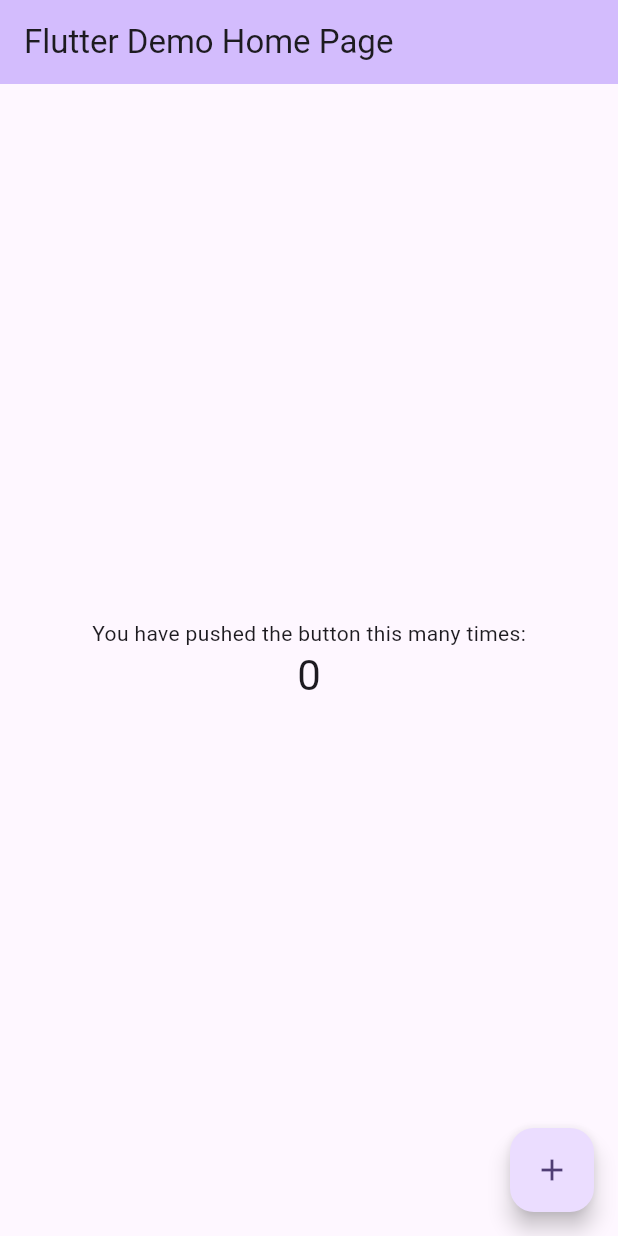
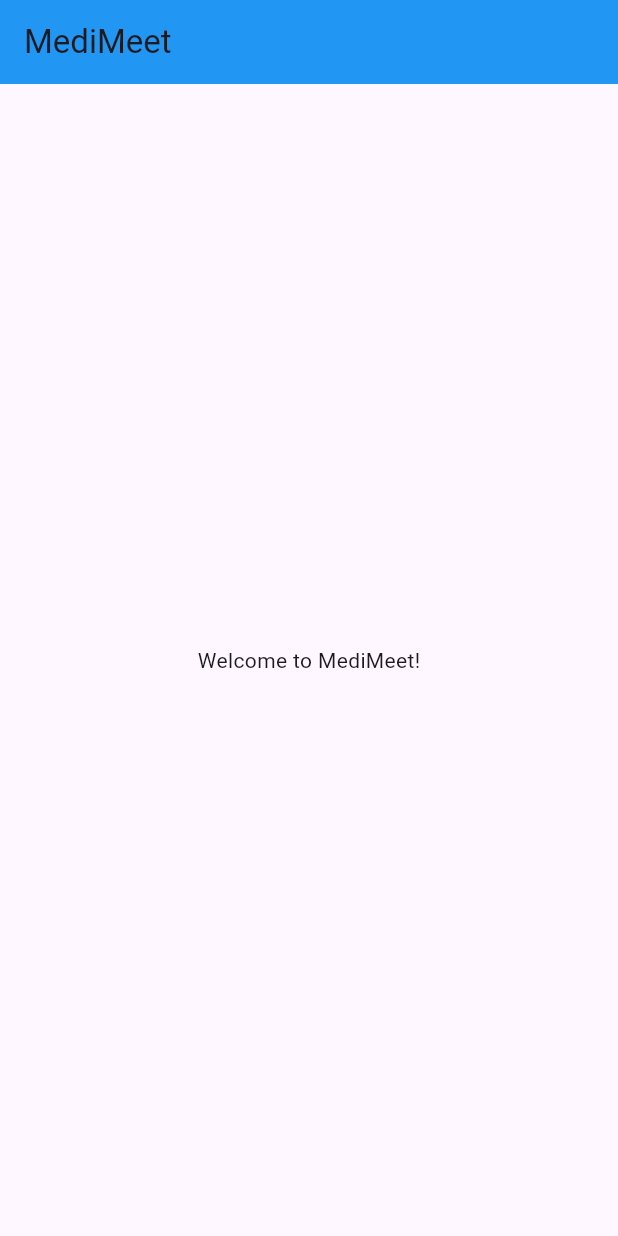
Before and after one commit to romisaa5/MediMeet, a Flutter app: the screen it shows after launch, on a phone screen of 412 x 824 dp. Run offline on Flutter 3.47's test engine with Material 3 defaults, Android fonts, the phone set to English and light mode, and no system bars.

```diff
--- a/lib/main.dart
+++ b/lib/main.dart
@@ -1,122 +1,25 @@
 import 'package:flutter/material.dart';
 
 void main() {
-  runApp(const MyApp());
+  runApp(const MediMeet());
 }
 
-class MyApp extends StatelessWidget {
-  const MyApp({super.key});
+class MediMeet extends StatelessWidget {
+  const MediMeet({super.key});
 
-  // This widget is the root of your application.
   @override
   Widget build(BuildContext context) {
     return MaterialApp(
-      title: 'Flutter Demo',
-      theme: ThemeData(
-        // This is the theme of your application.
-        //
-        // TRY THIS: Try running your application with "flutter run". You'll see
-        // the application has a purple toolbar. Then, without quitting the app,
-        // try changing the seedColor in the colorScheme below to Colors.green
-        // and then invoke "hot reload" (save your changes or press the "hot
-        // reload" button in a Flutter-supported IDE, or press "r" if you used
-        // the command line to start the app).
-        //
-        // Notice that the counter didn't reset back to zero; the application
-        // state is not lost during the reload. To reset the state, use hot
-        // restart instead.
-        //
-        // This works for code too, not just values: Most code changes can be
-        // tested with just a hot reload.
-        colorScheme: ColorScheme.fromSeed(seedColor: Colors.deepPurple),
+    debugShowCheckedModeBanner: false,
+    home: Scaffold(
+      appBar: AppBar(
+        title: const Text('MediMeet'),
+        backgroundColor: Colors.blue,
       ),
-      home: const MyHomePage(title: 'Flutter Demo Home Page'),
-    );
+      body: const Center(
+        child: Text('Welcome to MediMeet!'),
+      ),
+    )
+     );
   }
 }
-
-class MyHomePage extends StatefulWidget {
-  const MyHomePage({super.key, required this.title});
-
-  // This widget is the home page of your application. It is stateful, meaning
-  // that it has a State object (defined below) that contains fields that affect
-  // how it looks.
-
-  // This class is the configuration for the state. It holds the values (in this
-  // case the title) provided by the parent (in this case the App widget) and
-  // used by the build method of the State. Fields in a Widget subclass are
-  // always marked "final".
-
-  final String title;
-
-  @override
-  State<MyHomePage> createState() => _MyHomePageState();
-}
-
-class _MyHomePageState extends State<MyHomePage> {
-  int _counter = 0;
-
-  void _incrementCounter() {
-    setState(() {
-      // This call to setState tells the Flutter framework that something has
-      // changed in this State, which causes it to rerun the build method below
-      // so that the display can reflect the updated values. If we changed
-      // _counter without calling setState(), then the build method would not be
-      // called again, and so nothing would appear to happen.
-      _counter++;
-    });
-  }
-
-  @override
-  Widget build(BuildContext context) {
-    // This method is rerun every time setState is called, for instance as done
-    // by the _incrementCounter method above.
-    //
-    // The Flutter framework has been optimized to make rerunning build methods
-    // fast, so that you can just rebuild anything that needs updating rather
-    // than having to individually change instances of widgets.
-    return Scaffold(
-      appBar: AppBar(
-        // TRY THIS: Try changing the color here to a specific color (to
-        // Colors.amber, perhaps?) and trigger a hot reload to see the AppBar
-        // change color while the other colors stay the same.
-        backgroundColor: Theme.of(context).colorScheme.inversePrimary,
-        // Here we take the value from the MyHomePage object that was created by
-        // the App.build method, and use it to set our appbar title.
-        title: Text(widget.title),
-      ),
-      body: Center(
-        // Center is a layout widget. It takes a single child and positions it
-        // in the middle of the parent.
-        child: Column(
-          // Column is also a layout widget. It takes a list of children and
-          // arranges them vertically. By default, it sizes itself to fit its
-          // children horizontally, and tries to be as tall as its parent.
-          //
-          // Column has various properties to control how it sizes itself and
-          // how it positions its children. Here we use mainAxisAlignment to
-          // center the children vertically; the main axis here is the vertical
-          // axis because Columns are vertical (the cross axis would be
-          // horizontal).
-          //
-          // TRY THIS: Invoke "debug painting" (choose the "Toggle Debug Paint"
-          // action in the IDE, or press "p" in the console), to see the
-          // wireframe for each widget.
-          mainAxisAlignment: MainAxisAlignment.center,
-          children: <Widget>[
-            const Text('You have pushed the button this many times:'),
-            Text(
-              '$_counter',
-              style: Theme.of(context).textTheme.headlineMedium,
-            ),
-          ],
-        ),
-      ),
-      floatingActionButton: FloatingActionButton(
-        onPressed: _incrementCounter,
-        tooltip: 'Increment',
-        child: const Icon(Icons.add),
-      ), // This trailing comma makes auto-formatting nicer for build methods.
-    );
-  }
-}
```
Also changed, not shown: pubspec.yaml (+16 -16 lines), pubspec.lock, 2 other files.
